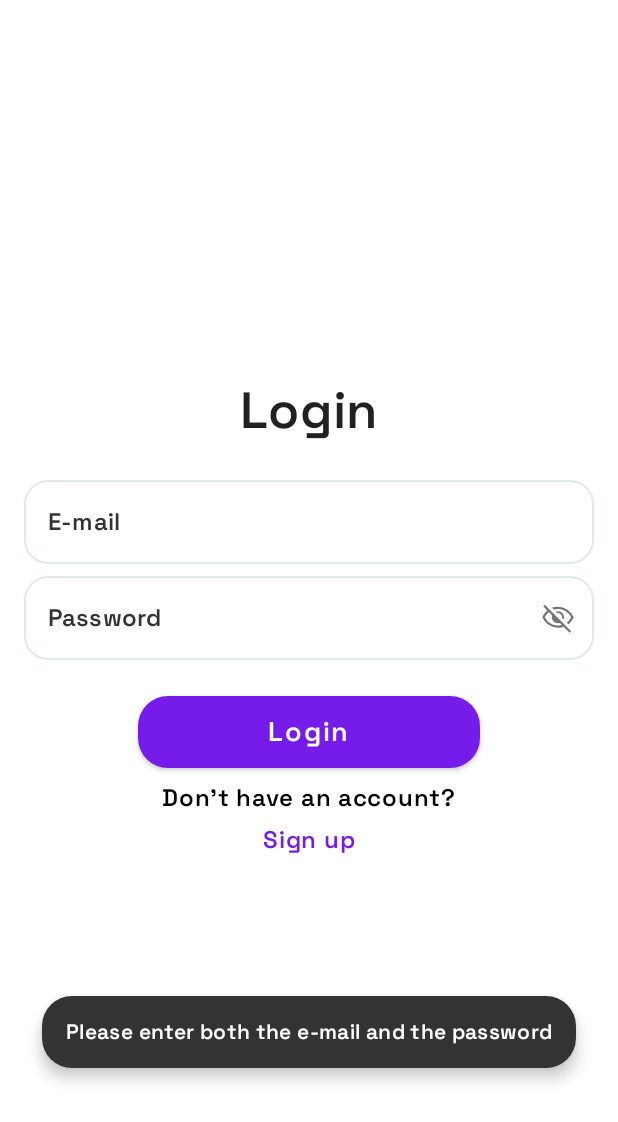
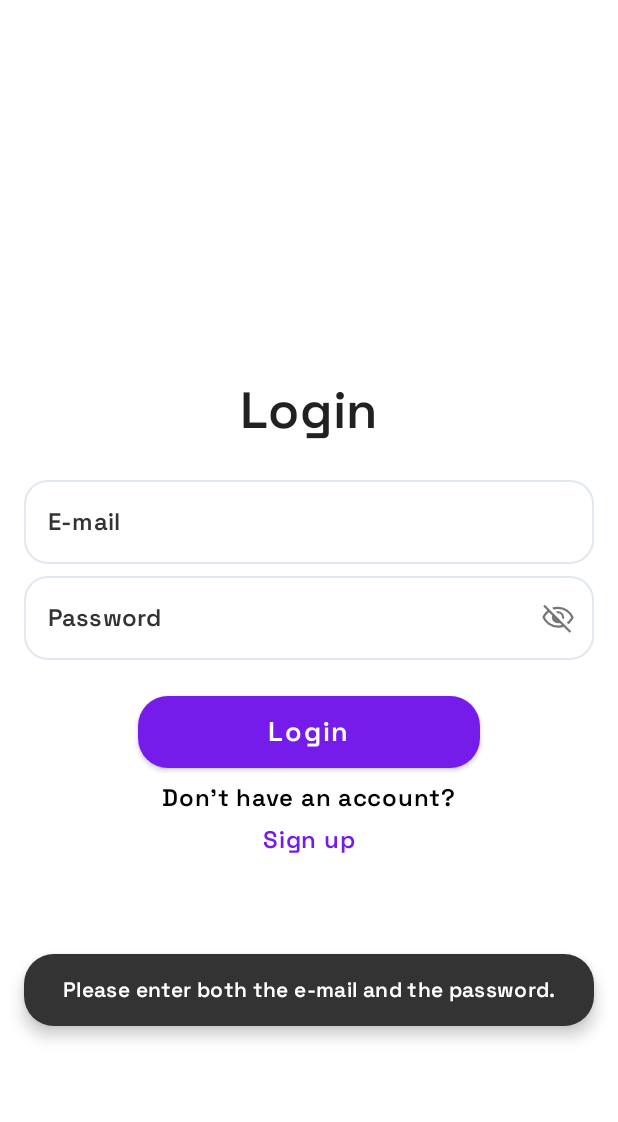
Before and after one commit to alexandraion22/LifeInMotion_phone_app, an Android app built with Jetpack Compose: the screen it shows after launch (MainActivity), after a tap on "Login", on a phone screen of 412 x 824 dp. Shown: the top 1122 px of the screen. Run offline under Robolectric (Android 15) with nearby library versions, the phone set to English and light mode, and no system bars; our stand-ins replace Firebase (no records; nobody signed in at launch, a user with empty details on screens opened directly).

Commit message:
Repaired snackbar (center horizontally)

```diff
--- a/app/src/main/java/com/example/healthapp/screens/content/auth/LoginContent.kt
+++ b/app/src/main/java/com/example/healthapp/screens/content/auth/LoginContent.kt
@@ -24,6 +24,7 @@ import androidx.compose.ui.text.font.FontWeight
 import androidx.compose.ui.text.input.ImeAction
 import androidx.compose.ui.text.input.PasswordVisualTransformation
 import androidx.compose.ui.text.input.VisualTransformation
+import androidx.compose.ui.text.style.TextAlign
 import androidx.compose.ui.unit.dp
 import androidx.compose.ui.unit.sp
 import androidx.navigation.NavHostController
@@ -83,11 +84,22 @@ fun LoginContent(
                     hostState = it,
                     snackbar = { snackbarData ->
                         Snackbar(
-                            snackbarData,
-                            modifier = Modifier.padding(horizontal = 16.dp)
+                            modifier = Modifier.padding(horizontal = 16.dp),
+                            content = {
+                                Box(
+                                    modifier = Modifier.fillMaxWidth(),
+                                    contentAlignment = Alignment.Center
+                                ) {
+                                    Text(
+                                        text = snackbarData.message,
+                                        textAlign = TextAlign.Center,
+                                        modifier = Modifier.fillMaxWidth()
+                                    )
+                                }
+                            }
                         )
                     },
-                    modifier = Modifier.padding(bottom = 100.dp) // Adjust this value to show Snackbar higher up
+                    modifier = Modifier.padding(bottom = 140.dp) // Adjust this value to show Snackbar higher up
                 )
             }
         ) {
@@ -172,7 +184,7 @@ fun LoginContent(
                         if (email.isNotBlank() && password.isNotBlank()) {
                             loginUser(email, password)
                         } else {
-                            errorMessage = "Please enter both the e-mail and the password"
+                            errorMessage = "Please enter both the e-mail and the password."
                             coroutineScope.launch {
                                 scaffoldState.snackbarHostState.showSnackbar(errorMessage ?: "Unknown error")
                             }
```
